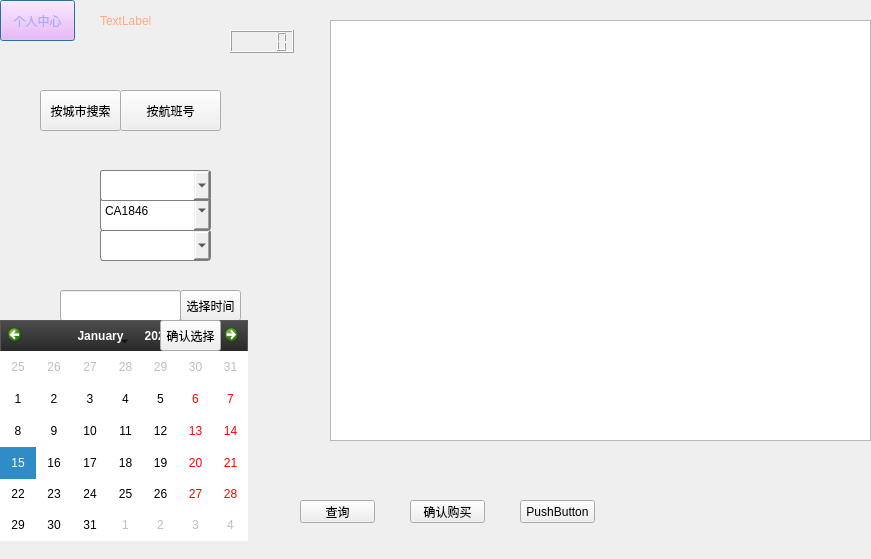
Old version of the form user_dialog.ui in the repository TommyLee96/flight-management.
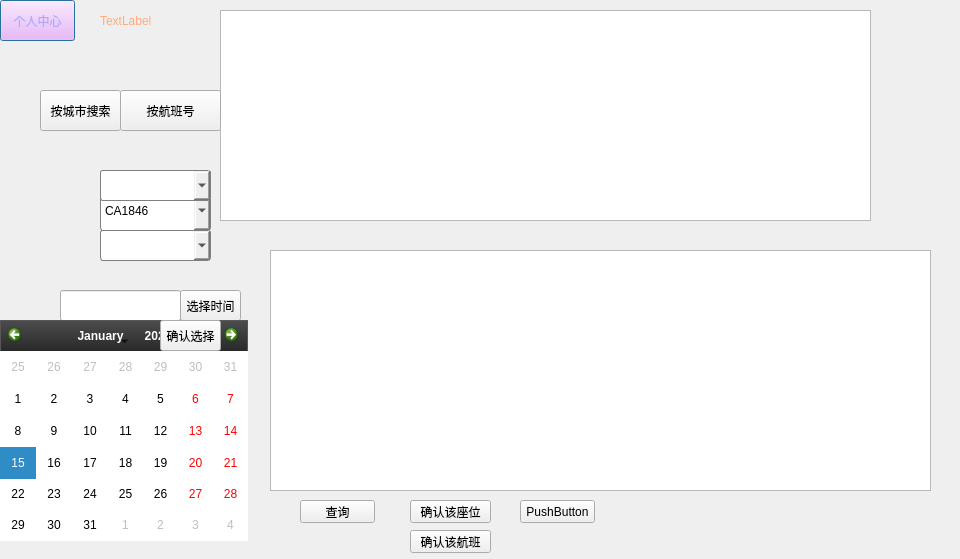
New version of the form. Icons and pictures are not drawn.

The edit to the form file:
```diff
--- a/user_dialog.ui
+++ b/user_dialog.ui
@@ -9,7 +9,7 @@
    <rect>
     <x>0</x>
     <y>0</y>
-    <width>871</width>
+    <width>960</width>
     <height>559</height>
    </rect>
   </property>
@@ -221,7 +221,7 @@
     <rect>
      <x>410</x>
      <y>500</y>
-     <width>75</width>
+     <width>81</width>
      <height>23</height>
     </rect>
    </property>
@@ -229,7 +229,7 @@
     <string notr="true">font: 11pt &quot;Microsoft New Tai Lue&quot;;</string>
    </property>
    <property name="text">
-    <string>确认购买</string>
+    <string>确认该座位</string>
    </property>
   </widget>
   <widget class="QComboBox" name="dateEdit">
@@ -369,10 +369,10 @@
   <widget class="QTableView" name="tableView_showticket">
    <property name="geometry">
     <rect>
-     <x>330</x>
-     <y>20</y>
-     <width>541</width>
-     <height>421</height>
+     <x>220</x>
+     <y>10</y>
+     <width>651</width>
+     <height>211</height>
     </rect>
    </property>
    <property name="showGrid">
@@ -382,10 +382,10 @@
   <widget class="QLabel" name="label_show">
    <property name="geometry">
     <rect>
-     <x>320</x>
-     <y>30</y>
-     <width>541</width>
-     <height>421</height>
+     <x>630</x>
+     <y>490</y>
+     <width>101</width>
+     <height>61</height>
     </rect>
    </property>
    <property name="styleSheet">
@@ -461,6 +461,29 @@
     <string>PushButton</string>
    </property>
   </widget>
+  <widget class="QTableView" name="tableView_buy">
+   <property name="geometry">
+    <rect>
+     <x>270</x>
+     <y>250</y>
+     <width>661</width>
+     <height>241</height>
+    </rect>
+   </property>
+  </widget>
+  <widget class="QPushButton" name="getflight">
+   <property name="geometry">
+    <rect>
+     <x>410</x>
+     <y>530</y>
+     <width>81</width>
+     <height>23</height>
+    </rect>
+   </property>
+   <property name="text">
+    <string>确认该航班</string>
+   </property>
+  </widget>
   <zorder>label</zorder>
   <zorder>pushButton</zorder>
   <zorder>btntime</zorder>
```
Left out of the diff: 6 changed lines with no effect on the pictures.
